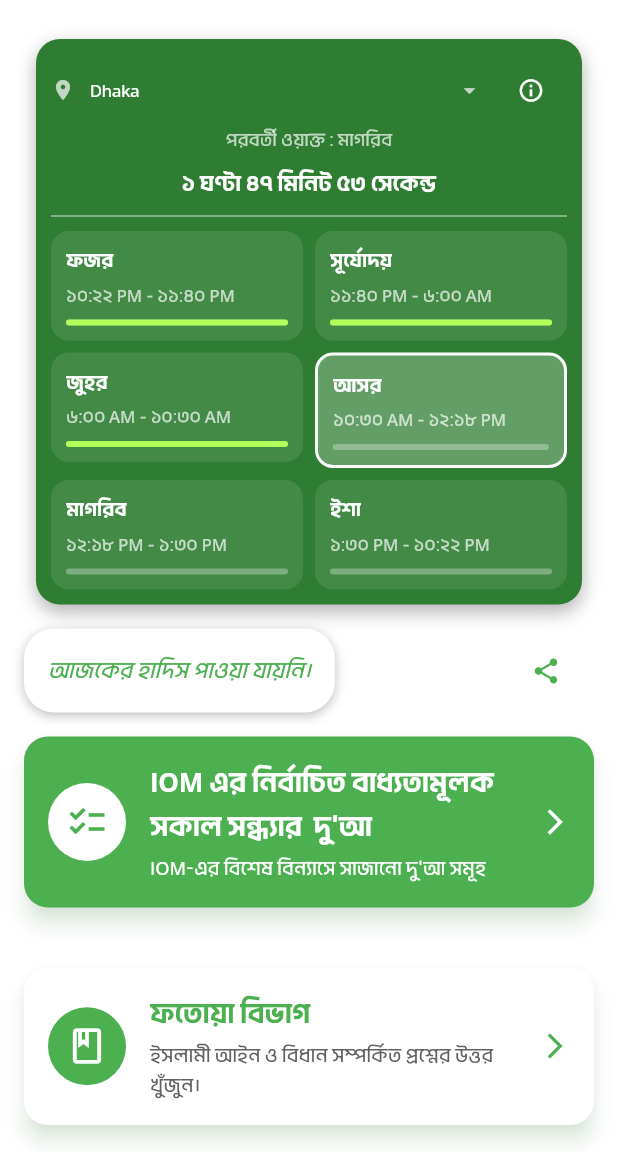
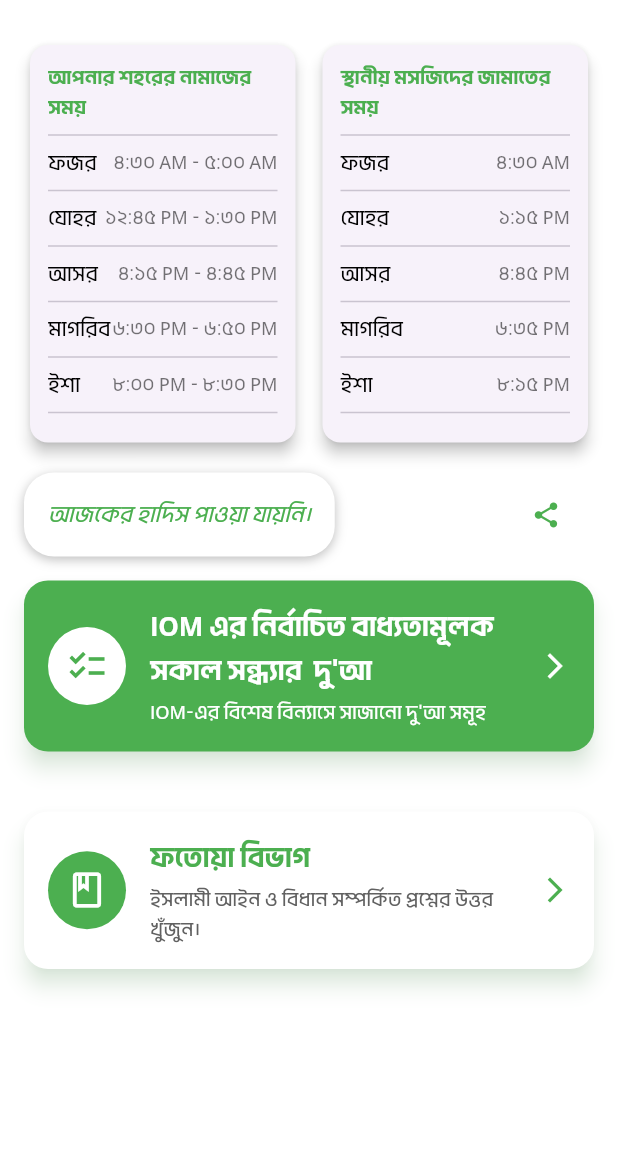
Before and after one commit to mdsiamulislam/IOM-Daily-Azkar, a Flutter app: the screen it shows after launch, on a phone screen of 412 x 824 dp, the part 84-1236 px from its top. Run offline on Flutter 3.47's test engine with Material 3 defaults, Android fonts, the phone set to English and light mode, and no system bars; drawn by our look-alikes of upgrader; our stand-ins replace adhan, font_awesome_flutter, package_info_plus, share_plus, shared_preferences, shimmer; network calls fail.

Commit message:
new widget initialize

```diff
--- a/lib/features/home/screens/home_page.dart
+++ b/lib/features/home/screens/home_page.dart
@@ -16,6 +16,7 @@ import '../../about/presentation/screens/about_app_screen.dart';
 import '../../about/presentation/screens/our_apps_screen.dart';
 import '../../dua/presentation/screens/dua_list_screen.dart';
 import '../../prayer_times/presentation/widgets/prayer_time_widget.dart';
+import '../widget/dual_time_card.dart';
 
 class HomeScreen extends StatefulWidget {
   const HomeScreen({super.key});
@@ -354,7 +355,7 @@ class _HomeScreenState extends State<HomeScreen> with AutomaticKeepAliveClientMi
                   delegate: SliverChildListDelegate([
                     const SizedBox(height: 10),
                     // Prayer Times Widget
-                    const CombinedPrayerTimesWidget(),
+                    DualTimeCard(),
                     const SizedBox(height: 16),
                     // Hadith Card
                     isLoading ? _buildShimmerCard() : _buildHadithCard(hadithText, hadithRef),
--- /dev/null
+++ b/lib/features/home/widget/dual_time_card.dart
@@ -0,0 +1,127 @@
+import 'package:flutter/cupertino.dart';
+import 'package:flutter/material.dart';
+
+import '../../prayer_times/presentation/widgets/prayer_time_widget.dart';
+
+class DualTimeCard extends StatefulWidget {
+  const DualTimeCard({super.key});
+
+  @override
+  State<DualTimeCard> createState() => _DualTimeCardState();
+}
+
+class _DualTimeCardState extends State<DualTimeCard> {
+
+  bool isSingleTimeTable = false;
+
+  @override
+  Widget build(BuildContext context) {
+    return
+      isSingleTimeTable
+          ? CombinedPrayerTimesWidget()
+          : PrayerTimeWidget();
+  }
+}
+
+
+
+class PrayerTimeWidget extends StatelessWidget {
+  const PrayerTimeWidget({super.key});
+
+  @override
+  Widget build(BuildContext context) {
+    return Row(
+      children: [
+        // বাম পাশ (শহরের নামাজের সময়)
+        Expanded(
+          child: Card(
+            elevation: 4,
+            shape: RoundedRectangleBorder(
+              borderRadius: BorderRadius.circular(12),
+            ),
+            child: Padding(
+              padding: const EdgeInsets.all(12.0),
+              child: Column(
+                crossAxisAlignment: CrossAxisAlignment.start,
+                children: [
+                  const Text(
+                    "আপনার শহরের নামাজের সময়",
+                    style: TextStyle(
+                      fontSize: 14,
+                      fontWeight: FontWeight.bold,
+                      color: Colors.green,
+                    ),
+                  ),
+                  const Divider(),
+                  _buildPrayerRow("ফজর", "৪:৩০ AM - ৫:০০ AM"),
+                  _buildPrayerRow("যোহর", "১২:৪৫ PM - ১:৩০ PM"),
+                  _buildPrayerRow("আসর", "৪:১৫ PM - ৪:৪৫ PM"),
+                  _buildPrayerRow("মাগরিব", "৬:৩০ PM - ৬:৫০ PM"),
+                  _buildPrayerRow("ইশা", "৮:০০ PM - ৮:৩০ PM"),
+                ],
+              ),
+            ),
+          ),
+        ),
+
+        const VerticalDivider(width: 10),
+
+        // ডান পাশ (মসজিদের জামাতের সময়)
+        Expanded(
+          child: Card(
+            elevation: 4,
+            shape: RoundedRectangleBorder(
+              borderRadius: BorderRadius.circular(12),
+            ),
+            child: Padding(
+              padding: const EdgeInsets.all(12.0),
+              child: Column(
+                crossAxisAlignment: CrossAxisAlignment.start,
+                children: [
+                  const Text(
+                    "স্থানীয় মসজিদের জামাতের সময়",
+                    style: TextStyle(
+                      fontSize: 14,
+                      fontWeight: FontWeight.bold,
+                      color: Colors.green,
+                    ),
+                  ),
+                  const Divider(),
+                  _buildPrayerRow("ফজর", "৪:৩০ AM"),
+                  _buildPrayerRow("যোহর", "১:১৫ PM"),
+                  _buildPrayerRow("আসর", "৪:৪৫ PM"),
+                  _buildPrayerRow("মাগরিব", "৬:৩৫ PM"),
+                  _buildPrayerRow("ইশা", "৮:১৫ PM"),
+                ],
+              ),
+            ),
+          ),
+        ),
+      ],
+    );
+  }
+
+  static Widget _buildPrayerRow(String prayer, String time) {
+    return Column(
+      children: [
+        Row(
+          children: [
+            Text(
+              prayer,
+              style: const TextStyle(fontSize: 15, fontWeight: FontWeight.w500),
+            ),
+            const Spacer(),
+            Text(
+              time,
+              style: const TextStyle(
+                fontSize: 14,
+                color: Colors.black54,
+              ),
+            ),
+          ],
+        ),
+        const Divider(),
+      ],
+    );
+  }
+}
```
